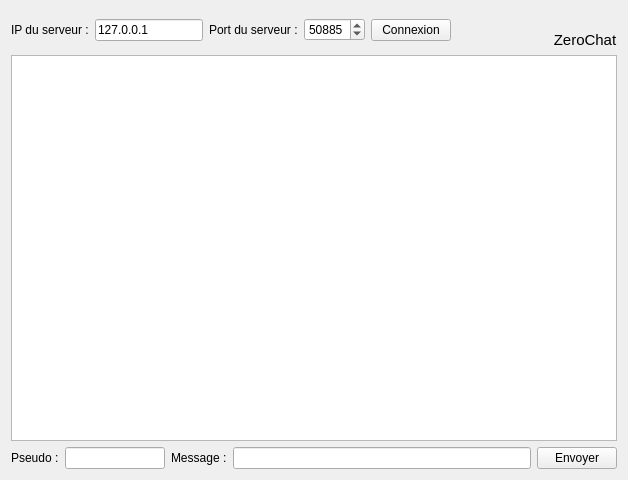
Above: robot_espion/FenClient.ui from f4deb/QT_Application before the change. Below: the same form after it.
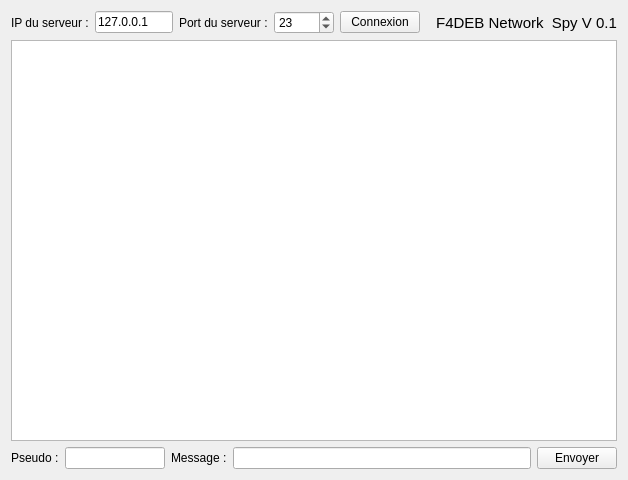
That is the form after the change. Icons and pictures are not drawn.

What changed in the file:
```diff
--- a/robot_espion/FenClient.ui
+++ b/robot_espion/FenClient.ui
@@ -59,13 +59,13 @@
         <bool>true</bool>
        </property>
        <property name="minimum">
-        <number>1024</number>
+        <number>1</number>
        </property>
        <property name="maximum">
         <number>65535</number>
        </property>
        <property name="value">
-        <number>50885</number>
+        <number>23</number>
        </property>
       </widget>
      </item>
@@ -91,13 +91,6 @@
      </item>
      <item>
       <layout class="QVBoxLayout" name="verticalLayout">
-       <item>
-        <widget class="QLabel" name="label_5">
-         <property name="pixmap">
-          <pixmap>chat.png</pixmap>
-         </property>
-        </widget>
-       </item>
        <item>
         <widget class="QLabel" name="label_6">
          <property name="font">
@@ -108,7 +101,7 @@
           </font>
          </property>
          <property name="text">
-          <string>ZeroChat</string>
+          <string>F4DEB Network  Spy V 0.1</string>
          </property>
          <property name="alignment">
           <set>Qt::AlignCenter</set>
```
Left out of the diff: 2 changed lines with no effect on the pictures.
